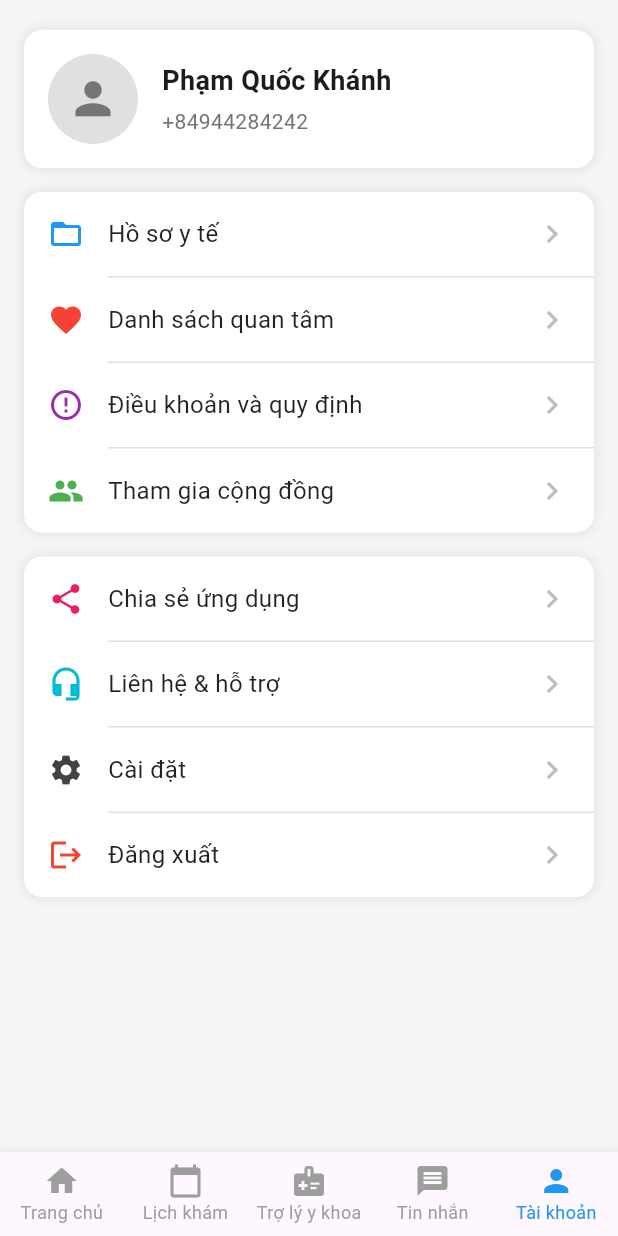
After one commit to khanhdeeptryi/TechCare, a Flutter app: the screen it shows once a user with an empty profile is signed in, item 5 of the bottom bar chosen, on a phone screen of 412 x 824 dp. The commit adds this screen. Run offline on Flutter 3.47's test engine with Material 3 defaults, Android fonts, the phone set to English and light mode, and no system bars; our stand-ins replace firebase_auth, firebase_core, get; accounts and stored records are empty.

Commit message:
account & logout

```diff
--- /dev/null
+++ b/lib/features/account/account.dart
@@ -0,0 +1,231 @@
+import 'package:firebase_auth/firebase_auth.dart';
+import 'package:flutter/material.dart';
+import 'package:get/get.dart';
+import 'package:tech_care/features/authenticate/login.dart';
+
+class Account extends StatelessWidget {
+  const Account({super.key});
+
+  @override
+  Widget build(BuildContext context) {
+    final user = FirebaseAuth.instance.currentUser;
+
+    return Scaffold(
+      backgroundColor: Colors.grey[100],
+      body: SafeArea(
+        child: SingleChildScrollView(
+          child: Column(
+            children: [
+              SizedBox(height: 20),
+
+              // Header - Avatar, Name, Phone
+              Container(
+                margin: EdgeInsets.symmetric(horizontal: 16),
+                padding: EdgeInsets.all(16),
+                decoration: BoxDecoration(
+                  color: Colors.white,
+                  borderRadius: BorderRadius.circular(12),
+                  boxShadow: [
+                    BoxShadow(
+                      color: Colors.grey.withOpacity(0.2),
+                      spreadRadius: 1,
+                      blurRadius: 5,
+                    ),
+                  ],
+                ),
+                child: Row(
+                  children: [
+                    CircleAvatar(
+                      radius: 30,
+                      backgroundColor: Colors.grey[300],
+                      child: Icon(Icons.person, size: 35, color: Colors.grey[600]),
+                    ),
+                    SizedBox(width: 16),
+                    Expanded(
+                      child: Column(
+                        crossAxisAlignment: CrossAxisAlignment.start,
+                        children: [
+                          Text(
+                            'Phạm Quốc Khánh',
+                            style: TextStyle(
+                              fontSize: 18,
+                              fontWeight: FontWeight.bold,
+                            ),
+                          ),
+                          SizedBox(height: 4),
+                          Text(
+                            '+84944284242',
+                            style: TextStyle(
+                              fontSize: 14,
+                              color: Colors.grey[600],
+                            ),
+                          ),
+                        ],
+                      ),
+                    ),
+                  ],
+                ),
+              ),
+
+              SizedBox(height: 16),
+
+              // Card 1 - Group 1
+              Container(
+                margin: EdgeInsets.symmetric(horizontal: 16),
+                decoration: BoxDecoration(
+                  color: Colors.white,
+                  borderRadius: BorderRadius.circular(12),
+                  boxShadow: [
+                    BoxShadow(
+                      color: Colors.grey.withOpacity(0.2),
+                      spreadRadius: 1,
+                      blurRadius: 5,
+                    ),
+                  ],
+                ),
+                child: Column(
+                  children: [
+                    _buildMenuItem(
+                      icon: Icons.folder_open,
+                      iconColor: Colors.blue,
+                      title: 'Hồ sơ y tế',
+                      showDivider: true,
+                      onTap: () {},
+                    ),
+                    _buildMenuItem(
+                      icon: Icons.favorite,
+                      iconColor: Colors.red,
+                      title: 'Danh sách quan tâm',
+                      showDivider: true,
+                      onTap: () {},
+                    ),
+                    _buildMenuItem(
+                      icon: Icons.error_outline,
+                      iconColor: Colors.purple,
+                      title: 'Điều khoản và quy định',
+                      showDivider: true,
+                      onTap: () {},
+                    ),
+                    _buildMenuItem(
+                      icon: Icons.group,
+                      iconColor: Colors.green,
+                      title: 'Tham gia cộng đồng',
+                      showDivider: false,
+                      onTap: () {},
+                    ),
+                  ],
+                ),
+              ),
+
+              SizedBox(height: 16),
+
+              // Card 2 - Group 2
+              Container(
+                margin: EdgeInsets.symmetric(horizontal: 16),
+                decoration: BoxDecoration(
+                  color: Colors.white,
+                  borderRadius: BorderRadius.circular(12),
+                  boxShadow: [
+                    BoxShadow(
+                      color: Colors.grey.withOpacity(0.2),
+                      spreadRadius: 1,
+                      blurRadius: 5,
+                    ),
+                  ],
+                ),
+                child: Column(
+                  children: [
+                    _buildMenuItem(
+                      icon: Icons.share,
+                      iconColor: Colors.pink,
+                      title: 'Chia sẻ ứng dụng',
+                      showDivider: true,
+                      onTap: () {},
+                    ),
+                    _buildMenuItem(
+                      icon: Icons.headset_mic,
+                      iconColor: Colors.cyan,
+                      title: 'Liên hệ & hỗ trợ',
+                      showDivider: true,
+                      onTap: () {},
+                    ),
+                    _buildMenuItem(
+                      icon: Icons.settings,
+                      iconColor: Colors.grey[800]!,
+                      title: 'Cài đặt',
+                      showDivider: true,
+                      onTap: () {},
+                    ),
+                    _buildMenuItem(
+                      icon: Icons.logout,
+                      iconColor: Colors.red,
+                      title: 'Đăng xuất',
+                      showDivider: false,
+                      onTap: () async {
+                        await FirebaseAuth.instance.signOut();
+                        Get.offAll(() => Login());
+                      },
+                    ),
+                  ],
+                ),
+              ),
+
+              SizedBox(height: 24),
+
+              // Footer - Version info
+              // Text(
+              //   'Version 3.2.28 (2024300905) - Prod - PUBLISHED',
+              //   style: TextStyle(
+              //     fontSize: 12,
+              //     color: Colors.grey[500],
+              //   ),
+              // ),
+
+              SizedBox(height: 80),
+            ],
+          ),
+        ),
+      ),
+    );
+  }
+
+  Widget _buildMenuItem({
+    required IconData icon,
+    required Color iconColor,
+    required String title,
+    required bool showDivider,
+    required VoidCallback onTap,
+  }) {
+    return Column(
+      children: [
+        InkWell(
+          onTap: onTap,
+          child: Padding(
+            padding: EdgeInsets.symmetric(horizontal: 16, vertical: 16),
+            child: Row(
+              children: [
+                Icon(icon, color: iconColor, size: 24),
+                SizedBox(width: 16),
+                Expanded(
+                  child: Text(
+                    title,
+                    style: TextStyle(
+                      fontSize: 16,
+                      color: Colors.black87,
+                    ),
+                  ),
+                ),
+                Icon(Icons.chevron_right, color: Colors.grey[400]),
+              ],
+            ),
+          ),
+        ),
+        if (showDivider)
+          Padding(
+            padding: EdgeInsets.only(left: 56),
+            child: Divider(height: 1, color: Colors.grey[300]),
+          ),
+      ],
+    );
+  }
+}
--- a/lib/homepage.dart
+++ b/lib/homepage.dart
@@ -2,6 +2,7 @@ import 'package:firebase_auth/firebase_auth.dart';
 import 'package:flutter/material.dart';
 import 'package:get/get.dart';
 import 'package:tech_care/features/authenticate/login.dart';
+import 'package:tech_care/features/account/account.dart';
 
 class Homepage extends StatefulWidget {
   const Homepage({super.key});
@@ -18,12 +19,25 @@ class _HomepageState extends State<Homepage> {
     await FirebaseAuth.instance.signOut();
   }
 
-  @override
-  Widget build(BuildContext context) {
-    return Scaffold(
-      backgroundColor: Colors.grey[100],
-      body: SafeArea(
-        child: Column(
+  Widget _getPage() {
+    switch (_selectedIndex) {
+      case 0:
+        return _buildHomePage();
+      case 1:
+        return Center(child: Text('Lịch khám', style: TextStyle(fontSize: 24)));
+      case 2:
+        return Center(child: Text('Trợ lý y khoa', style: TextStyle(fontSize: 24)));
+      case 3:
+        return Center(child: Text('Tin nhắn', style: TextStyle(fontSize: 24)));
+      case 4:
+        return Account();
+      default:
+        return _buildHomePage();
+    }
+  }
+
+  Widget _buildHomePage() {
+    return Column(
       children: [
         // Header
         Container(
@@ -130,10 +144,6 @@ class _HomepageState extends State<Homepage> {
                                     ],
                                   ),
                                   SizedBox(height: 8),
-                                      // Text(
-                                      //   'Nhà có bác sĩ dinh dưỡng',
-                                      //   style: TextStyle(fontSize: 12, color: Colors.black54),
-                                      // ),
                                   Text(
                                     'ĐẶT CÂU HỎI MIỄN PHÍ',
                                     style: TextStyle(
@@ -155,14 +165,6 @@ class _HomepageState extends State<Homepage> {
                                     style: TextStyle(fontSize: 12, color: Colors.black87),
                                   ),
                                   SizedBox(height: 8),
-                                      // ElevatedButton(
-                                      //   onPressed: () {},
-                                      //   style: ElevatedButton.styleFrom(
-                                      //     backgroundColor: Colors.blue,
-                                      //     padding: EdgeInsets.symmetric(horizontal: 16, vertical: 8),
-                                      //   ),
-                                      //   child: Text('THAM GIA NGAY ✈', style: TextStyle(fontSize: 12, color: Colors.white)),
-                                      // ),
                                 ],
                               ),
                             ),
@@ -311,7 +313,15 @@ class _HomepageState extends State<Homepage> {
           ),
         ),
       ],
-        ),
+    );
+  }
+
+  @override
+  Widget build(BuildContext context) {
+    return Scaffold(
+      backgroundColor: Colors.grey[100],
+      body: SafeArea(
+        child: _getPage(),
       ),
 
       // Bottom Navigation Bar
```
Lines whose indentation alone changed are shown as unchanged.
